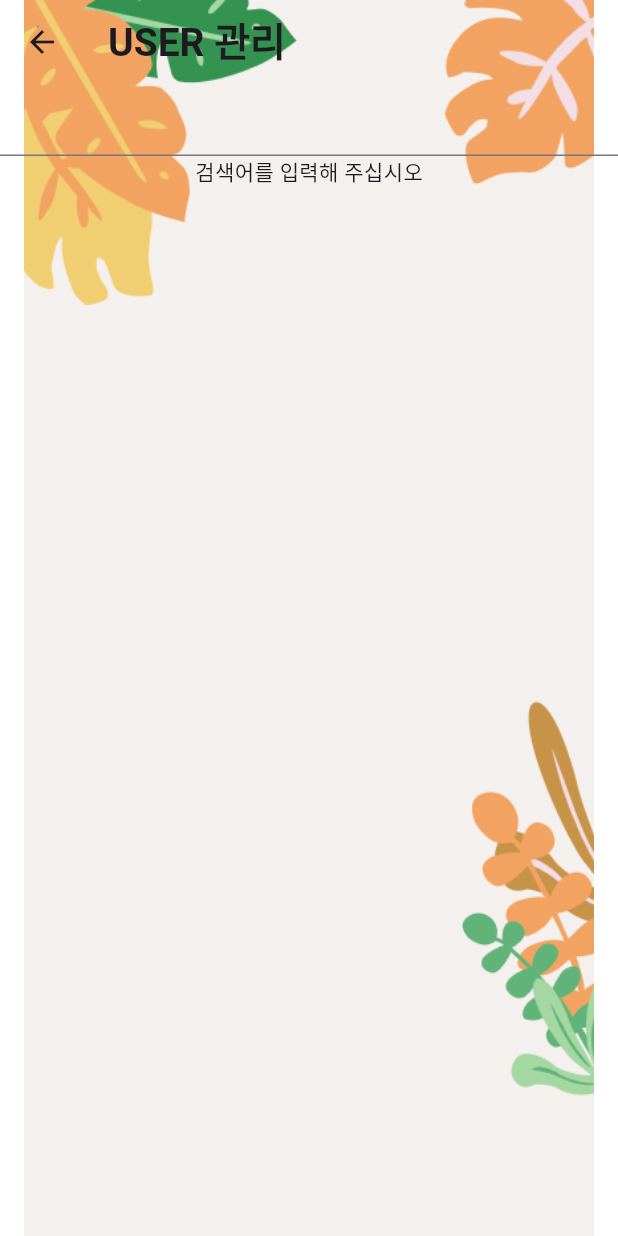
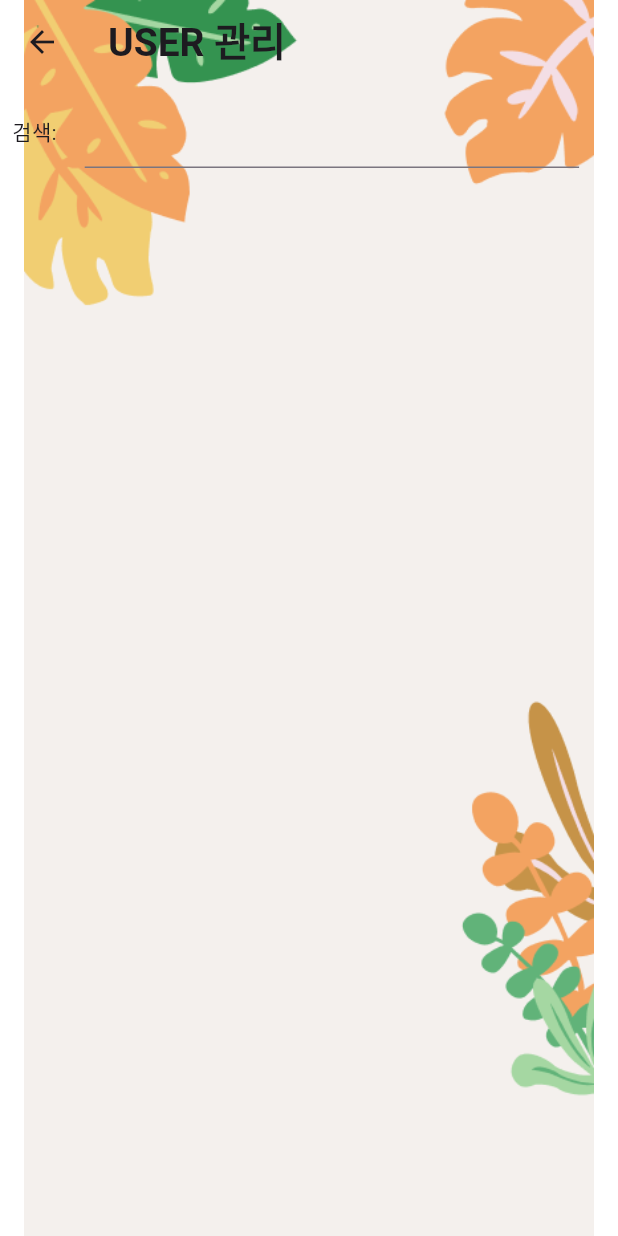
Before and after one commit to donghun-ha/pureme.Carbon_Footprint_App, a Flutter app: the ManageUser screen opened directly, on a phone screen of 412 x 824 dp. Run offline on Flutter 3.47's test engine with Material 3 defaults, Android fonts, the phone set to English and light mode, and no system bars; our stand-ins replace cloud_firestore, firebase_core, get, get_storage, image_picker, like_button and 1 more; accounts and stored records are empty; network calls fail.

Commit message:
manage 쪽 UI약간 손봄

```diff
--- a/team_project2_pure_me/lib/view/manage/manage_user.dart
+++ b/team_project2_pure_me/lib/view/manage/manage_user.dart
@@ -35,16 +35,26 @@ class ManageUser extends StatelessWidget {
               backgroundColor: Colors.transparent,
             ),
             //// update()를 위한 겟빌더
-            body: SingleChildScrollView(
+            body: Padding(
+              padding: const EdgeInsets.all(8.0),
+              child: SingleChildScrollView(
                 child: GetBuilder<ManageHandler>(
                   builder: (controller) {
                     return Column(
                       children: [
-                      TextField(
+                        Row(
+                          children: [
+                            const Text("검색:     "),
+                            SizedBox(
+                              width: Get.width * 0.8,
+                              child: TextField(
                                 controller: _searchController,
                                 onChanged: (value) {
                                   vmhandler.searchUserWordchanged(value); /////검색어를 바꿔주는함수
                                 },
+                              ),
+                            ),
+                          ],
                         ),
                         //// DB에서 async처리를 위한 FutureBuilder
                         FutureBuilder(
@@ -64,7 +74,7 @@ class ManageUser extends StatelessWidget {
                               );
                             } else if (snapshot.data == "Noop" ||
                                 vmhandler.searchUserList.isEmpty) {
-                            return const Text("검색어를 입력해 주십시오");
+                              return const Center(child: Text(""));
                             } else {
                               return Obx(() => Column(
                                     children: [
@@ -77,19 +87,28 @@ class ManageUser extends StatelessWidget {
                                           itemBuilder: (context, index) {
                                             User curUser =
                                                 vmhandler.searchUserList[index];
-                                          return GestureDetector(
+                                            return Container(
+                                              decoration: BoxDecoration(
+                                                border: Border.all(
+                                                  color: vmhandler.searchUserIndex == index ? Colors.blue : Colors.transparent,
+                                                  width: 2.0,
+                                                ),
+                                                borderRadius: BorderRadius.circular(8.0),
+                                              ),
+                                              child: ListTile(
                                                 onTap: () {
                                                   /// 특정한 User를 선택하기 위한 함수. vmhandler.searchUserIndex가 update됨
                                                   vmhandler
                                                       .searchUserIndexChanged(index);
                                                 },
-                                            child: Card(
-                                              child: Text(curUser.eMail),
+                                                title: Text(curUser.eMail),
+                                                leading: const Icon(Icons.person),
                                               ),
                                             );
                                           },
                                         ),
                                       ),
+                                      vmhandler.searchUserList.isEmpty? const Text("검색어를 입력해 주십시오"): const Text(""),
                                       Card(
                                         elevation: 5,
                                         child: SizedBox(
@@ -131,7 +150,6 @@ class ManageUser extends StatelessWidget {
                                                         Text('eMail: ${vmhandler.searchUserList[vmhandler.searchUserIndex!].eMail}'),
                                                         Text('Phone: ${vmhandler.searchUserList[vmhandler.searchUserIndex!].phone}'),
                                                         Text('생성일: ${vmhandler.searchUserList[vmhandler.searchUserIndex!].createDate.toString().substring(0,10)}'),
-                                                      Text('포인트: ${vmhandler.searchUserList[vmhandler.searchUserIndex!].point}'),
                                                       ],
                                                     ),
                                                   ],
@@ -171,23 +189,30 @@ class ManageUser extends StatelessWidget {
                                             ),
                                             Row(
                                               children: [
-                                              SizedBox(
-                                                width: Get.width*0.2,
+                                                Container(
+                                                  alignment: Alignment.center,
+                                                  width: Get.width*0.2-8,
                                                   child: const Text("정지 사유:"),
                                                 ),
                                                 SizedBox(
-                                                width: Get.width * 0.8,
+                                                  width: Get.width * 0.8-8,
                                                   child: TextField(
                                                     controller: reportReasonController,
                                                   ),
                                                 ),
                                               ],
                                             ),
+                                            SizedBox(
+                                              height: 20,
+                                            ),
                                             ElevatedButton(
                                               onPressed: ()async{
                                                 String mEmail = await box.read('manager');
                                                 vmhandler.ceaseUser(mEmail, reportReasonController.text.trim());
                                               },
+                                              style: ElevatedButton.styleFrom(
+                                                backgroundColor: Colors.amber[50]
+                                              ),
                                               child: const Text("계정 정지")
                                             )
                                           ],
@@ -203,6 +228,7 @@ class ManageUser extends StatelessWidget {
                   },
                 ),
               ),
+            ),
             backgroundColor: Colors.transparent,
           ),
         ),
--- a/team_project2_pure_me/lib/vm/user_handler.dart
+++ b/team_project2_pure_me/lib/vm/user_handler.dart
@@ -256,6 +256,7 @@ class UserHandler extends FeedHandler {
     var response = await http.get(url);
     var dataConvertedJSON = json.decode(utf8.decode(response.bodyBytes));
     var result = dataConvertedJSON['result'];
+    print(result);
     return (result[0]['diff'] as int?, result[0]['ceaseReason'] as String?);
   }
   // return result[0]['seq'] as bool ;
```
Also changed, not shown: team_project2_pure_me/lib/view/manage/manage_app.dart (+5 -2 lines), team_project2_pure_me/lib/view/manage/manage_feed.dart (+33 -12 lines), team_project2_pure_me/lib/view/manage/manage_report.dart (+28 -10 lines). Lines whose indentation alone changed are shown as unchanged.
